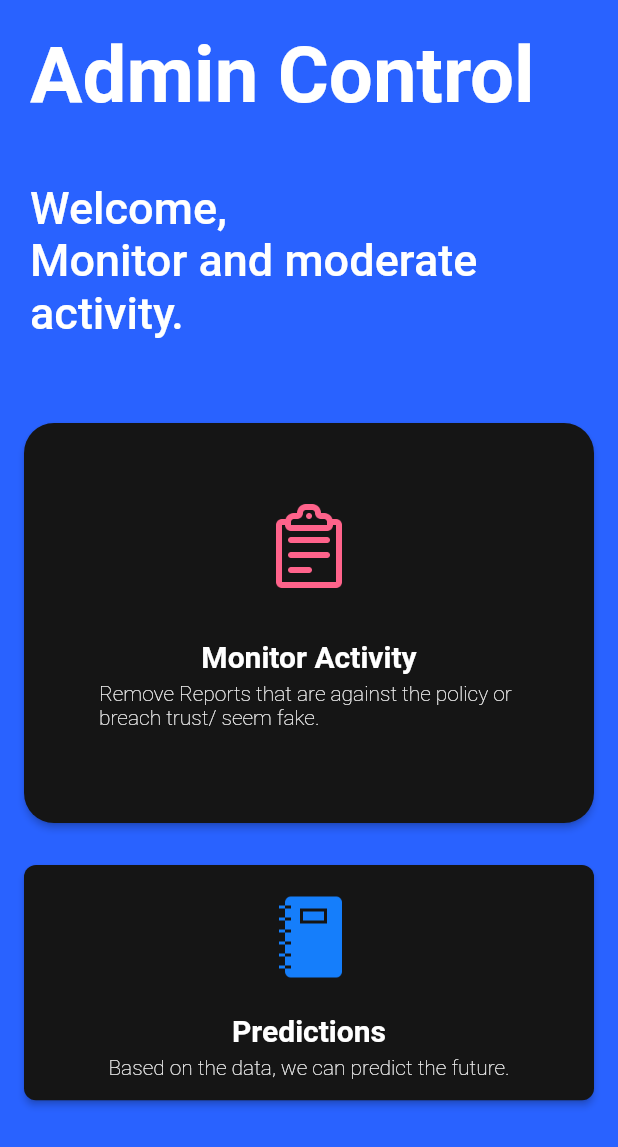
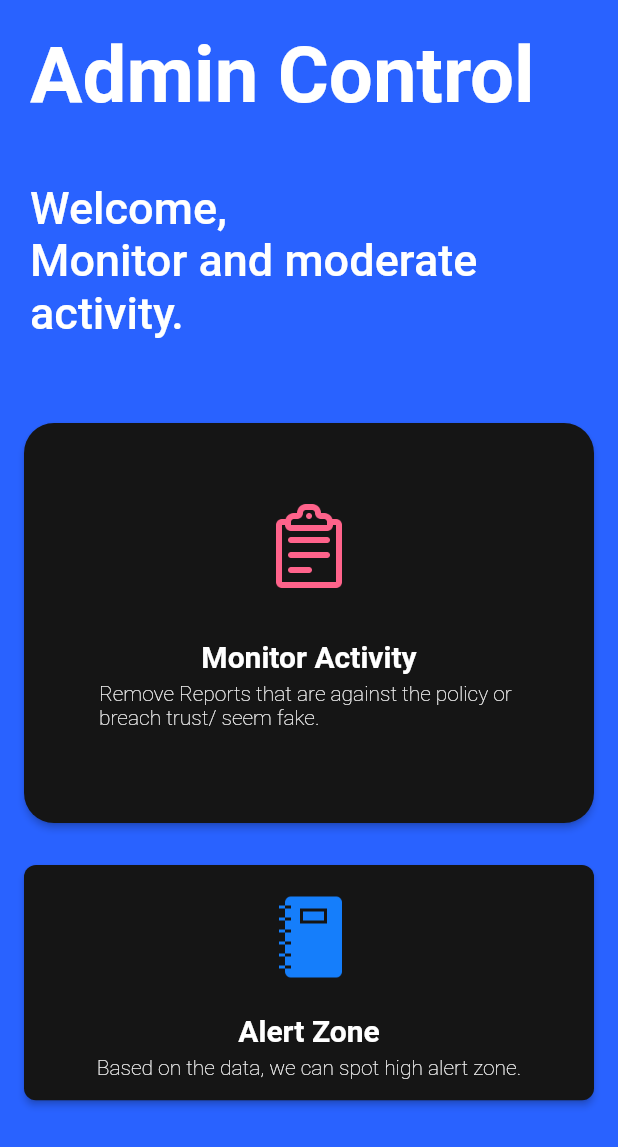
Before and after one commit to shrutipp48/Be-Aware-, a Flutter app: the AdminPage screen opened directly, on a phone screen of 412 x 824 dp. Shown: the top 1147 px of the screen. Run offline on Flutter 3.47's test engine with Material 2 defaults, Android fonts, the light colour scheme and no system bars; our stand-ins replace cloud_firestore, file_picker, firebase_auth, firebase_core, firebase_database, firebase_storage and 9 more; missing offline and left inert: firebase_admin, flutter_phone_direct_caller, geocoder, positioned_tap_detector_2; accounts and stored records are empty; statements that could not run were skipped; project files that could hold a hidden picture were left out.

Commit message:
final changes

```diff
--- a/lib/admin/predictionView.dart
+++ b/lib/admin/predictionView.dart
@@ -14,7 +14,7 @@ class WebViewExampleState extends State<Prediction> {
     return Scaffold(
         appBar: AppBar(
           centerTitle: true,
-          title: const Text('Prediction : Admin Side'),
+          title: const Text('High Alert Zone : Admin Side'),
         ),
         body: const WebView(
           javascriptMode: JavascriptMode.unrestricted,
--- a/lib/pages/adminPage.dart
+++ b/lib/pages/adminPage.dart
@@ -130,7 +130,7 @@ class AdminPage extends StatelessWidget {
                                   height: 20.0,
                                 ),
                                 Text(
-                                  "Predictions",
+                                  "Alert Zone",
                                   style: TextStyle(
                                       color: Colors.white,
                                       fontWeight: FontWeight.bold,
@@ -140,7 +140,7 @@ class AdminPage extends StatelessWidget {
                                   height: 5.0,
                                 ),
                                 Text(
-                                  "Based on the data, we can predict the future.",
+                                  "Based on the data, we can spot high alert zone.",
                                   style: TextStyle(
                                       color: Colors.white,
                                       fontWeight: FontWeight.w100),
--- a/lib/pages/homepage.dart
+++ b/lib/pages/homepage.dart
@@ -213,7 +213,7 @@ class _HomePageState extends State<HomePage> {
                           // mainAxisAlignment: MainAxisAlignment.center,
                           children: <Widget>[
                             //Fetching Report options
-                            retButton("Predictions", Colors.white,
+                            retButton("Alert Zone", Colors.white,
                                 Color.fromARGB(255, 1, 76, 180), "pred"),
                           ],
                         ),
--- a/lib/pages/predictions.dart
+++ b/lib/pages/predictions.dart
@@ -12,7 +12,7 @@ class _PredictionsUser extends State<PredictionsUser> {
     return Scaffold(
         appBar: AppBar(
           centerTitle: true,
-          title: const Text('Crime Prediction'),
+          title: const Text('High Alert Areas'),
         ),
         body: const WebView(
           javascriptMode: JavascriptMode.unrestricted,
```
